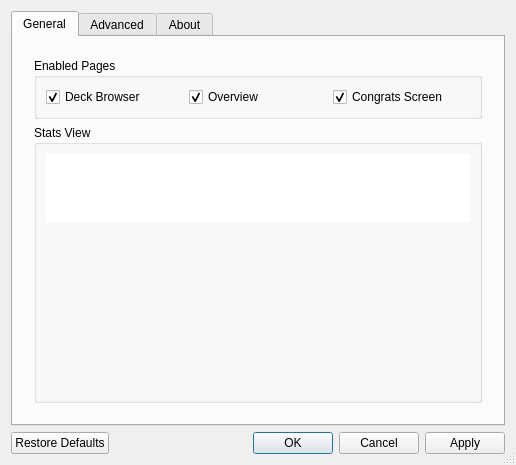
First picture: the form in res/ui/options_dialog.ui, repository iamjustkoi/StudyTimeStats, before the edit.
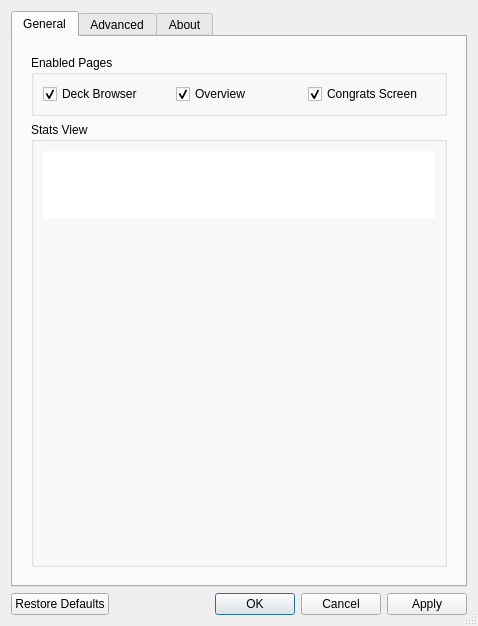
Second picture: the form after the edit. Icons and pictures are not drawn.

```diff
--- a/res/ui/options_dialog.ui
+++ b/res/ui/options_dialog.ui
@@ -10,8 +10,8 @@
    <rect>
     <x>0</x>
     <y>0</y>
-    <width>516</width>
-    <height>465</height>
+    <width>478</width>
+    <height>626</height>
    </rect>
   </property>
   <property name="windowTitle">
@@ -38,22 +38,8 @@
       </attribute>
       <layout class="QVBoxLayout" name="verticalLayout_3">
        <item>
-        <layout class="QVBoxLayout" name="general_layout">
-         <property name="sizeConstraint">
-          <enum>QLayout::SetMinimumSize</enum>
-         </property>
-         <property name="leftMargin">
-          <number>12</number>
-         </property>
-         <property name="topMargin">
-          <number>12</number>
-         </property>
-         <property name="rightMargin">
-          <number>12</number>
-         </property>
-         <property name="bottomMargin">
-          <number>12</number>
-         </property>
+        <widget class="QFrame" name="frame">
+         <layout class="QVBoxLayout" name="verticalLayout_8">
          <item>
           <widget class="QGroupBox" name="pages_group">
            <property name="sizePolicy">
@@ -111,21 +97,18 @@
          <item>
           <widget class="QGroupBox" name="mainViewGroupbox">
            <property name="sizePolicy">
-            <sizepolicy hsizetype="Expanding" vsizetype="Expanding">
+             <sizepolicy hsizetype="Expanding" vsizetype="Minimum">
              <horstretch>0</horstretch>
              <verstretch>0</verstretch>
             </sizepolicy>
            </property>
-           <property name="styleSheet">
-            <string notr="true">b</string>
-           </property>
            <property name="title">
             <string>Stats View</string>
            </property>
+            <property name="alignment">
+             <set>Qt::AlignLeading|Qt::AlignLeft|Qt::AlignTop</set>
+            </property>
            <layout class="QVBoxLayout" name="verticalLayout_5">
-            <property name="sizeConstraint">
-             <enum>QLayout::SetNoConstraint</enum>
-            </property>
             <item>
              <widget class="QListWidget" name="rowListWidget">
               <property name="sizePolicy">
@@ -134,6 +117,12 @@
                 <verstretch>0</verstretch>
                </sizepolicy>
               </property>
+               <property name="minimumSize">
+                <size>
+                 <width>0</width>
+                 <height>64</height>
+                </size>
+               </property>
               <property name="frameShape">
                <enum>QFrame::NoFrame</enum>
               </property>
@@ -141,7 +130,7 @@
                <enum>Qt::ScrollBarAlwaysOff</enum>
               </property>
               <property name="sizeAdjustPolicy">
-               <enum>QAbstractScrollArea::AdjustToContents</enum>
+                <enum>QAbstractScrollArea::AdjustToContentsOnFirstShow</enum>
               </property>
               <property name="editTriggers">
                <set>QAbstractItemView::NoEditTriggers</set>
@@ -155,6 +144,12 @@
               <property name="verticalScrollMode">
                <enum>QAbstractItemView::ScrollPerPixel</enum>
               </property>
+               <property name="spacing">
+                <number>6</number>
+               </property>
+               <property name="sortingEnabled">
+                <bool>true</bool>
+               </property>
              </widget>
             </item>
             <item>
@@ -174,6 +169,7 @@
           </widget>
          </item>
         </layout>
+        </widget>
        </item>
       </layout>
      </widget>
```
Left out of the diff: 4 changed lines with no effect on the pictures. Lines whose indentation alone changed are shown as unchanged.
